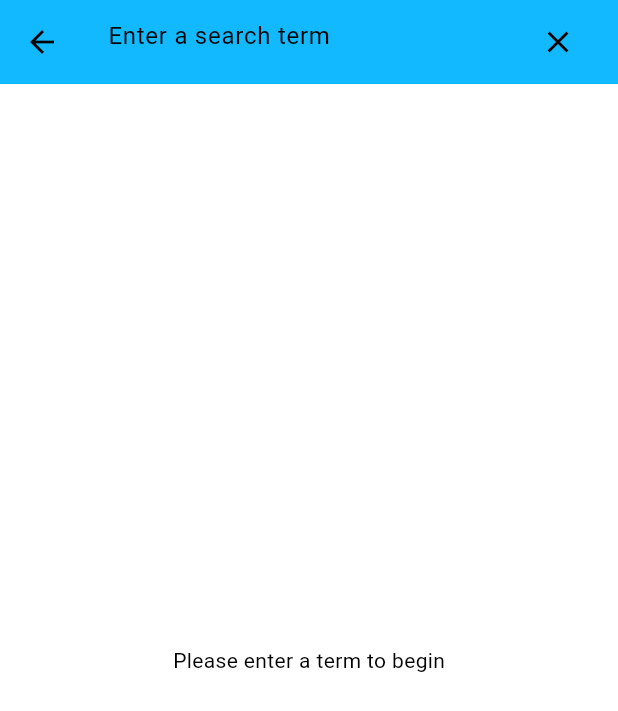
After one commit to vitcon-lonton/super_weather, a Flutter app: the LocationSearchView screen opened directly, on a phone screen of 412 x 824 dp. The commit adds this screen. Shown: the top 711 px of the screen. Run offline on Flutter 3.47's test engine with Material 3 defaults, Android fonts, the phone set to English and light mode, and no system bars; our stand-ins replace bloc, dio, flutter_bloc, freezed_annotation, hydrated_bloc, retrofit and 1 more; generated files the repository leaves out were written again.

Commit message:
Implement location search feature

```diff
--- /dev/null
+++ b/lib/location_search/bloc/location_search_bloc.dart
@@ -0,0 +1,37 @@
+import 'package:bloc/bloc.dart';
+import 'package:freezed_annotation/freezed_annotation.dart';
+import 'package:geocoding_repository/geocoding_repository.dart';
+import 'package:super_weather/utils/utils.dart';
+
+part 'location_search_bloc.freezed.dart';
+part 'location_search_event.dart';
+part 'location_search_state.dart';
+
+const _duration = Duration(milliseconds: 300);
+
+class LocationSearchBloc
+    extends Bloc<LocationSearchEvent, LocationSearchState> {
+  LocationSearchBloc({
+    required this.geocodingRepository,
+  }) : super(const LocationSearchState.empty()) {
+    on<TextChanged>(_onTextChanged, transformer: debounce(_duration));
+  }
+
+  final GeocodingRepository geocodingRepository;
+
+  Future<void> _onTextChanged(
+      TextChanged event, Emitter<LocationSearchState> emit) async {
+    final query = event.text;
+
+    if (query.isEmpty) return emit(const LocationSearchState.empty());
+
+    try {
+      emit(const LocationSearchState.loading());
+      final results = await geocodingRepository.search(query);
+      emit(LocationSearchState.success(results));
+    } catch (e, st) {
+      emit(LocationSearchState.failure(error: e.toString()));
+      addError(e, st);
+    }
+  }
+}
--- /dev/null
+++ b/lib/location_search/bloc/location_search_event.dart
@@ -0,0 +1,8 @@
+part of 'location_search_bloc.dart';
+
+@freezed
+sealed class LocationSearchEvent with _$LocationSearchEvent {
+  const factory LocationSearchEvent.textChanged({
+    required String text,
+  }) = TextChanged;
+}
--- /dev/null
+++ b/lib/location_search/bloc/location_search_state.dart
@@ -0,0 +1,9 @@
+part of 'location_search_bloc.dart';
+
+@freezed
+sealed class LocationSearchState with _$LocationSearchState {
+  const factory LocationSearchState.empty() = _Empty;
+  const factory LocationSearchState.loading() = _Loading;
+  const factory LocationSearchState.success(List<Location> items) = _Success;
+  const factory LocationSearchState.failure({required String error}) = _Failure;
+}
--- /dev/null
+++ b/lib/location_search/location_search.dart
@@ -0,0 +1,2 @@
+export 'bloc/location_search_bloc.dart';
+export 'view/location_search_page.dart';
--- /dev/null
+++ b/lib/location_search/view/location_search_page.dart
@@ -0,0 +1,157 @@
+import 'package:flutter/material.dart';
+import 'package:flutter_bloc/flutter_bloc.dart';
+import 'package:geocoding_repository/geocoding_repository.dart';
+import 'package:super_weather/l10n/l10n.dart';
+import 'package:super_weather/location_search/location_search.dart';
+
+final GeocodingRepository geocodingRepository = GeocodingRepository();
+
+class LocationSearch extends StatelessWidget {
+  const LocationSearch({super.key});
+
+  static Route<Location?> route() {
+    return MaterialPageRoute(builder: (_) => const LocationSearch());
+  }
+
+  @override
+  Widget build(BuildContext context) {
+    return BlocProvider(
+      create: (_) => LocationSearchBloc(
+        geocodingRepository: geocodingRepository,
+      ),
+      child: const LocationSearchView(),
+    );
+  }
+}
+
+class LocationSearchView extends StatelessWidget {
+  const LocationSearchView({super.key});
+
+  @override
+  Widget build(BuildContext context) {
+    // final l10n = context.l10n;
+
+    return Scaffold(
+      appBar: AppBar(title: _SearchBar()),
+      body: _SearchBody(),
+    );
+  }
+}
+
+class _SearchBar extends StatefulWidget {
+  @override
+  State<_SearchBar> createState() => _SearchBarState();
+}
+
+class _SearchBarState extends State<_SearchBar> {
+  final _textController = TextEditingController();
+
+  void _onClearTapped() {
+    _textController.text = '';
+    context
+        .read<LocationSearchBloc>()
+        .add(const LocationSearchEvent.textChanged(text: ''));
+  }
+
+  @override
+  Widget build(BuildContext context) {
+    // return SearchBar(
+    //   controller: _textController,
+    //   // autocorrect: false,
+    //   onChanged: (value) => context
+    //       .read<LocationSearchBloc>()
+    //       .add(LocationSearchEvent.textChanged(text: value)),
+    //   elevation: const MaterialStatePropertyAll(0),
+    //   // leading: BackButton(onPressed: () => Navigator.pop(context)),
+    //   // leading: const IconButton(onPressed: null, icon: Icon(Icons.search)),
+    //   // leading: const Icon(Icons.search),
+    //   hintText: 'Enter a search term',
+    //   trailing: [
+    //     IconButton(onPressed: _onClearTapped, icon: const Icon(Icons.clear))
+    //   ],
+    // );
+
+    return TextField(
+      controller: _textController,
+      autocorrect: false,
+      onChanged: (value) => context
+          .read<LocationSearchBloc>()
+          .add(LocationSearchEvent.textChanged(text: value)),
+      decoration: InputDecoration(
+        suffixIcon: IconButton(
+          onPressed: _onClearTapped,
+          icon: const Icon(Icons.clear),
+        ),
+        border: InputBorder.none,
+        hintText: 'Enter a search term',
+      ),
+    );
+  }
+
+  @override
+  void dispose() {
+    _textController.dispose();
+    super.dispose();
+  }
+}
+
+class _SearchResults extends StatelessWidget {
+  const _SearchResults({required this.items});
+
+  final List<Location> items;
+
+  @override
+  Widget build(BuildContext context) {
+    if (items.isEmpty) {
+      return const Text('No Results');
+    }
+
+    return ListView.builder(
+      itemCount: items.length,
+      itemBuilder: (context, int index) =>
+          _SearchResultItem(item: items[index]),
+    );
+  }
+}
+
+class _SearchResultItem extends StatelessWidget {
+  const _SearchResultItem({required this.item});
+
+  final Location item;
+
+  @override
+  Widget build(BuildContext context) {
+    final nameStr = item.name;
+    final country = item.country;
+    final countryStr = country?.isNotEmpty ?? false ? ', $country' : '';
+    final title = '$nameStr$countryStr';
+
+    return ListTile(
+      leading: const CircleAvatar(
+        backgroundColor: Colors.transparent,
+        child: Icon(Icons.location_on_rounded),
+      ),
+      title: Text(title),
+      subtitle: Text('Lat: ${item.latitude} / Long: ${item.longitude}'),
+      onTap: () => Navigator.of(context).pop(item),
+    );
+  }
+}
+
+class _SearchBody extends StatelessWidget {
+  @override
+  Widget build(BuildContext context) {
+    return BlocBuilder<LocationSearchBloc, LocationSearchState>(
+      builder: (context, state) {
+        return Center(
+          child: state.when(
+            empty: () => const Text('Please enter a term to begin'),
+            loading: () => const CircularProgressIndicator(),
+            failure: Text.new,
+            success: (items) => Expanded(child: _SearchResults(items: items)),
+          ),
+        );
+      },
+    );
+  }
+}
--- a/lib/utils/debounce.dart
+++ b/lib/utils/debounce.dart
@@ -1,10 +1,6 @@
-// ignore_for_file: avoid_equals_and_hash_code_on_mutable_classes, always_use_package_imports
-
 import 'package:bloc/bloc.dart';
 import 'package:rxdart/rxdart.dart';
 
 EventTransformer<Event> debounce<Event>(Duration duration) {
-  return (events, mapper) {
-    return events.debounceTime(duration).switchMap(mapper);
-  };
+  return (events, mapper) => events.debounceTime(duration).switchMap(mapper);
 }
```
Also changed, not shown: lib/location_search/bloc/location_search_bloc.freezed.dart (added).
